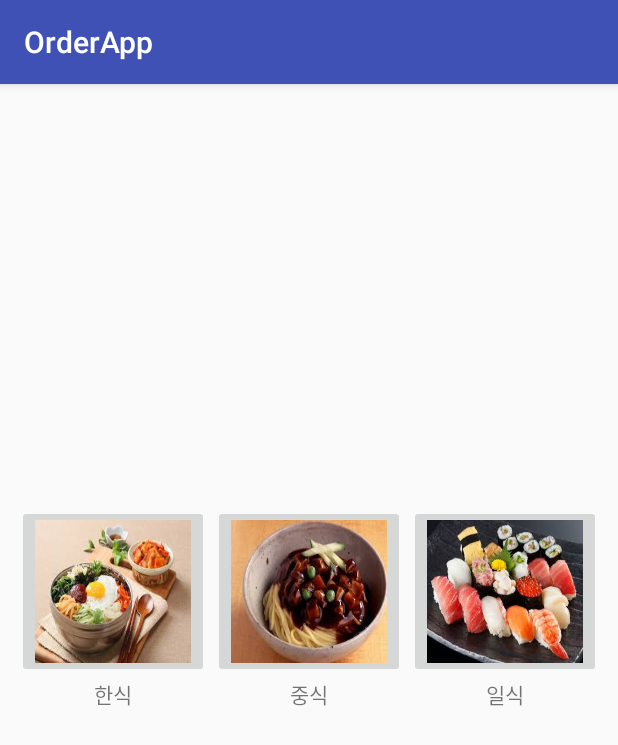
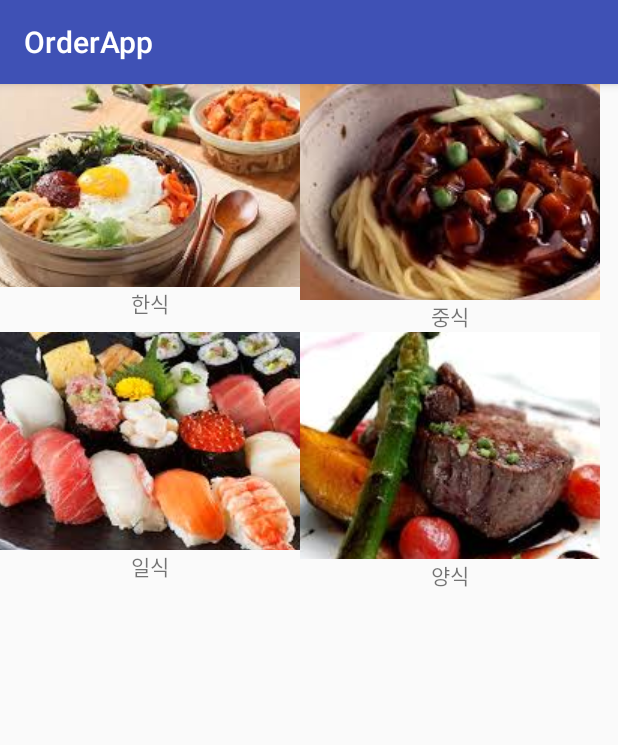
Before and after one commit to Kimjongsoo/OrderApp_soo, an Android app: the Tab_menu screen opened directly, with no data from a screen before it, on a phone screen of 412 x 824 dp. Shown: the top 745 px of the screen. Run offline under Robolectric (Android 15) with nearby library versions, the phone set to English and light mode, and no system bars.

Commit message:
change to gridlayout

```diff
--- a/app/src/main/res/layout/activity_tab_menu.xml
+++ b/app/src/main/res/layout/activity_tab_menu.xml
@@ -7,77 +7,99 @@
     android:layout_marginBottom="70dp"
     tools:context=".Tab_menu">
 
-    <LinearLayout
+    <GridLayout
         android:layout_width="match_parent"
         android:layout_height="wrap_content"
-        android:layout_gravity="center"
-        android:layout_margin="10dp"
+        android:columnCount="2"
+        android:rowCount="2"
         android:orientation="horizontal">
 
         <LinearLayout
-            android:layout_width="match_parent"
+            android:layout_width="200dp"
             android:layout_height="wrap_content"
-            android:layout_weight="1"
-            android:orientation="vertical"
-            android:padding="1dp">
+            android:orientation="vertical">
 
             <ImageButton
                 android:id="@+id/korea"
                 android:layout_width="wrap_content"
-                android:layout_height="115dp"
-                android:scaleType="fitXY"
+                android:layout_height="0dp"
+                android:layout_weight="4"
+                android:adjustViewBounds="true"
                 android:src="@drawable/kor" />
 
             <TextView
                 android:id="@+id/textView5"
                 android:layout_width="match_parent"
-                android:layout_height="wrap_content"
+                android:layout_height="0dp"
+                android:layout_weight="1"
                 android:gravity="center"
                 android:text="한식" />
         </LinearLayout>
 
         <LinearLayout
-            android:layout_width="match_parent"
+            android:layout_width="200dp"
             android:layout_height="wrap_content"
-            android:layout_weight="1"
-            android:orientation="vertical"
-            android:padding="1dp">
+            android:orientation="vertical">
 
             <ImageButton
                 android:id="@+id/china"
-                android:layout_width="match_parent"
-                android:layout_height="115dp"
-                android:scaleType="fitXY"
+                android:layout_width="wrap_content"
+                android:layout_height="0dp"
+                android:layout_weight="4"
+                android:adjustViewBounds="true"
                 android:src="@drawable/chi" />
 
             <TextView
                 android:id="@+id/textView6"
                 android:layout_width="match_parent"
-                android:layout_height="wrap_content"
+                android:layout_height="0dp"
+                android:layout_weight="1"
                 android:gravity="center"
                 android:text="중식" />
         </LinearLayout>
 
         <LinearLayout
-            android:layout_width="match_parent"
+            android:layout_width="200dp"
             android:layout_height="wrap_content"
-            android:layout_weight="1"
-            android:orientation="vertical"
-            android:padding="1dp">
+            android:orientation="vertical">
 
             <ImageButton
                 android:id="@+id/japan"
-                android:layout_width="match_parent"
-                android:layout_height="115dp"
-                android:scaleType="fitXY"
+                android:layout_width="wrap_content"
+                android:layout_height="0dp"
+                android:layout_weight="4"
+                android:adjustViewBounds="true"
                 android:src="@drawable/jap" />
 
             <TextView
                 android:id="@+id/textView7"
                 android:layout_width="match_parent"
-                android:layout_height="wrap_content"
+                android:layout_height="0dp"
+                android:layout_weight="1"
                 android:gravity="center"
                 android:text="일식" />
         </LinearLayout>
-    </LinearLayout>
+
+        <LinearLayout
+            android:layout_width="200dp"
+            android:layout_height="match_parent"
+            android:orientation="vertical">
+
+            <ImageButton
+                android:id="@+id/weston_food"
+                android:layout_width="wrap_content"
+                android:layout_height="0dp"
+                android:layout_weight="4"
+                android:adjustViewBounds="true"
+                app:srcCompat="@drawable/w_food" />
+
+            <TextView
+                android:id="@+id/textView8"
+                android:layout_width="match_parent"
+                android:layout_height="0dp"
+                android:layout_weight="1"
+                android:gravity="center"
+                android:text="양식" />
+        </LinearLayout>
+    </GridLayout>
 </LinearLayout>
```
Also changed, not shown: app/src/main/java/org/techtown/orderapp/JoinActivity.java (+5 -5 lines), app/src/main/res/drawable/w_food.jpg (added).
